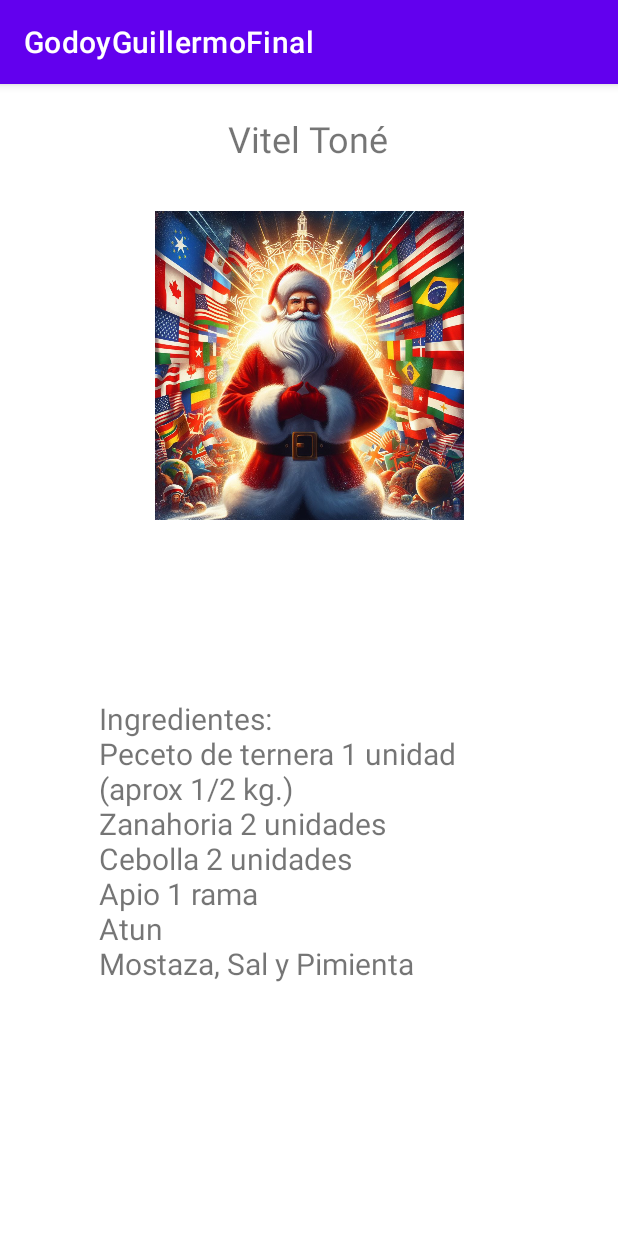
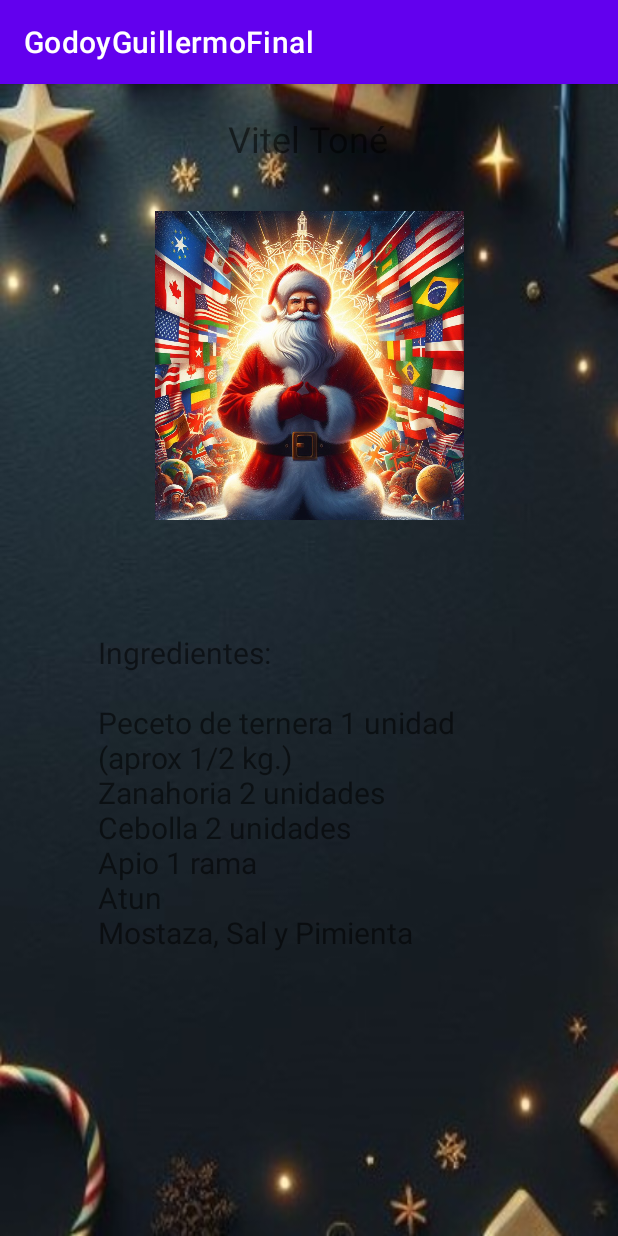
Before and after one commit to GuillermoGodoy05/GodoyGuillermoFinalTAP, an Android app: the screen it shows after launch (IngredientesActivity), after a tap on "Vitel Toné", on a phone screen of 412 x 824 dp. Run offline under Robolectric (Android 15) with nearby library versions, the phone set to English and light mode, and no system bars; pictures from the network do not load.

Commit message:
app Finalizada con detalles

```diff
--- a/app/src/main/java/com/matesdev/godoyguillermofinal/IngredientesActivity.kt
+++ b/app/src/main/java/com/matesdev/godoyguillermofinal/IngredientesActivity.kt
@@ -32,7 +32,7 @@ class IngredientesActivity : AppCompatActivity() {
 
 
         textViewName.text = nameSelected
-        textViewIngredientes.text = "Ingredientes: " + ingredientes
+        textViewIngredientes.text = "Ingredientes: \n" + ingredientes
 
         Glide.with(this)
             .load(urlSelected)
--- a/app/src/main/res/layout/activity_ingredientes.xml
+++ b/app/src/main/res/layout/activity_ingredientes.xml
@@ -4,6 +4,7 @@
     xmlns:tools="http://schemas.android.com/tools"
     android:layout_width="match_parent"
     android:layout_height="match_parent"
+    android:background="@drawable/fondoparaapp"
     tools:context=".IngredientesActivity">
 
     <TextView
@@ -33,12 +34,14 @@
         android:id="@+id/tvIngredientes"
         android:layout_width="280dp"
         android:layout_height="280dp"
-        android:layout_marginTop="40dp"
+        android:layout_marginTop="10dp"
         android:text="Ingredientes"
         android:textSize="20sp"
         app:layout_constraintBottom_toBottomOf="parent"
         app:layout_constraintEnd_toEndOf="parent"
+        app:layout_constraintHorizontal_bias="0.496"
         app:layout_constraintStart_toStartOf="parent"
-        app:layout_constraintTop_toBottomOf="@+id/imgReceta" />
+        app:layout_constraintTop_toBottomOf="@+id/imgReceta"
+        app:layout_constraintVertical_bias="0.346" />
 
 </androidx.constraintlayout.widget.ConstraintLayout>
--- a/app/src/main/res/layout/activity_main.xml
+++ b/app/src/main/res/layout/activity_main.xml
@@ -5,6 +5,7 @@
     android:id="@+id/rvListaRecetas"
     android:layout_width="match_parent"
     android:layout_height="match_parent"
+    android:background="@drawable/fondoparaapp"
     tools:context=".MainActivity">
 
     <androidx.recyclerview.widget.RecyclerView
```
Also changed, not shown: app/src/main/res/drawable/fondoparaapp.png (added).
